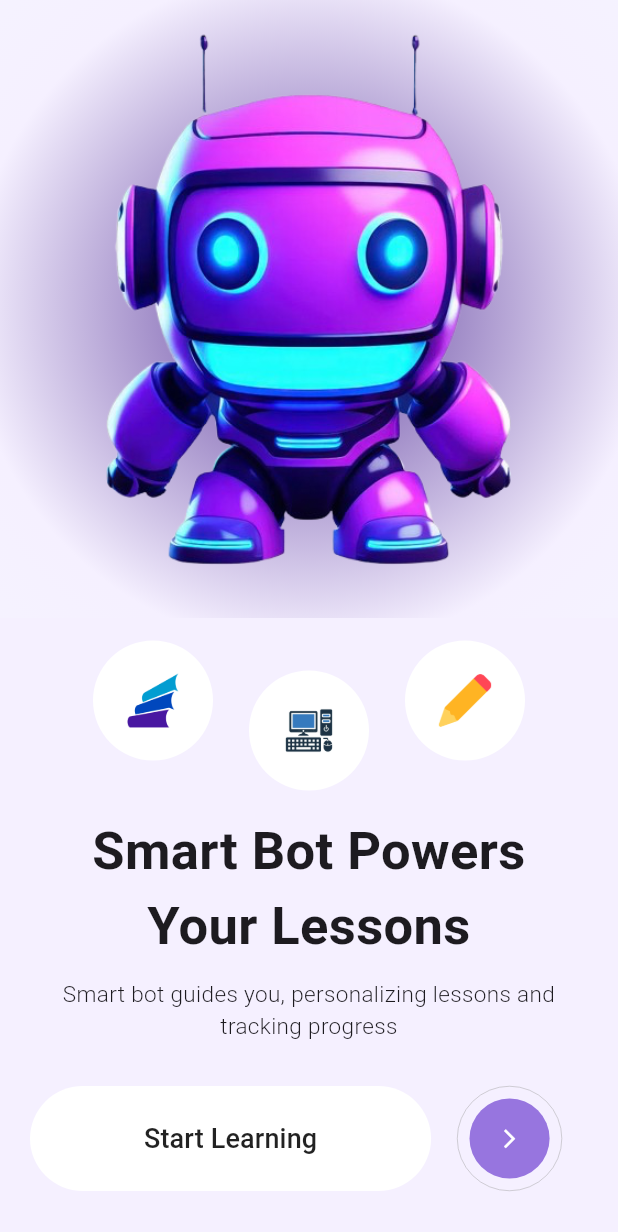
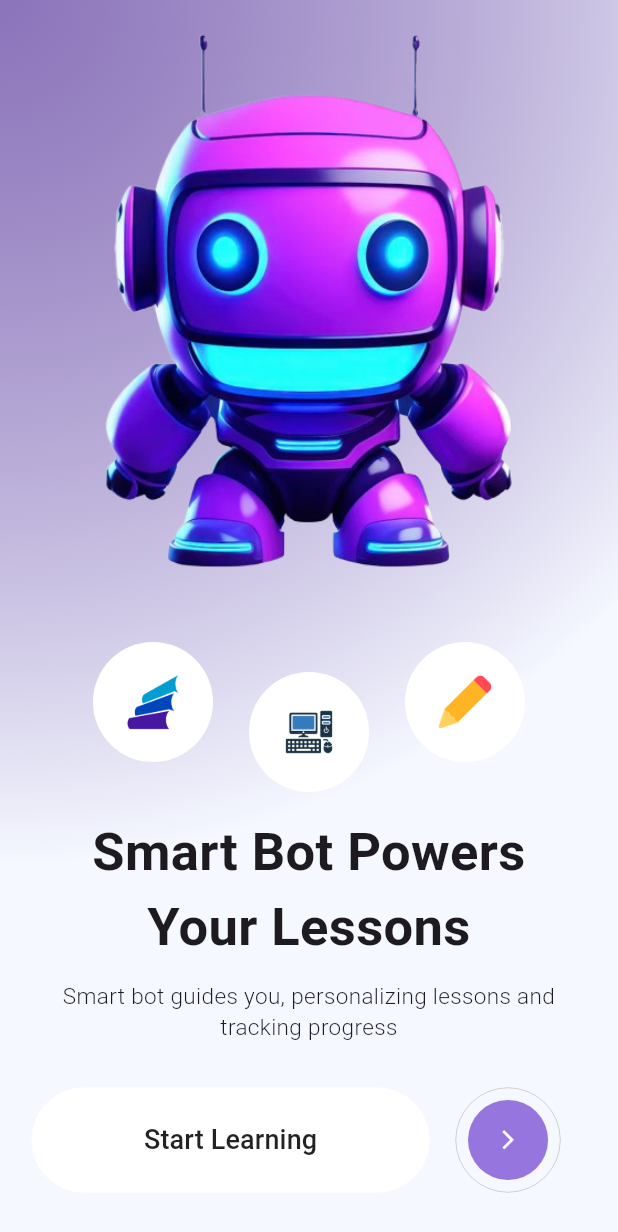
Before and after one commit to SamuelNyarko-lab/twitterdesigns, a Flutter app: the screen it shows after launch, on a phone screen of 412 x 824 dp. Shown: the top 1232 px of the screen. Run offline on Flutter 3.47's test engine with Material 3 defaults, Android fonts, the phone set to English and light mode, and no system bars.

Commit message:
Fix Background on Splash Screen

```diff
--- a/lib/screens/splashscreen.dart
+++ b/lib/screens/splashscreen.dart
@@ -7,30 +7,30 @@ class SplashScreen extends StatelessWidget {
   @override
   Widget build(BuildContext context) {
     return Scaffold(
-      body: SingleChildScrollView(
-        child: Column(
-          children: [
-            Container(
-              height: deviceHeight(context) / 2,
+      body: Container(
+        height: deviceHeight(context),
         width: deviceWidth(context),
         decoration: BoxDecoration(
           border: Border.all(style: BorderStyle.none),
           gradient: RadialGradient(
-                  radius: 1.1,
-                  tileMode: TileMode.mirror,
+            center: Alignment.topLeft,
+            radius: 1.4,
             colors: [
-                    Color.fromRGBO(95, 63, 157, 1),
-                    Color.fromRGBO(245, 240, 255, 1),
+              Color.fromRGBO(95, 63, 157, 0.7),
               Color.fromRGBO(245, 248, 255, 1),
-                    // Colors.blue,
-                    //  Colors.red,
             ],
           ),
         ),
+        child: Stack(
+          children: [
+            SingleChildScrollView(
+              child: Column(
+                children: [
+                  SizedBox(
+                    height: deviceHeight(context) / 2,
+                    width: deviceWidth(context),
                     child: Image(
                       image: AssetImage('assets/images/home.png'),
-                height: 100,
-                width: 100,
                       fit: BoxFit.contain,
                     ),
                   ),
@@ -54,12 +54,16 @@ class SplashScreen extends StatelessWidget {
                           Column(
                             children: [
                               Spacer(),
-                        CircleImage(imagePath: 'assets/images/computer.jpg'),
+                              CircleImage(
+                                imagePath: 'assets/images/computer.jpg',
+                              ),
                             ],
                           ),
                           Column(
                             children: [
-                        CircleImage(imagePath: 'assets/images/pencil.png'),
+                              CircleImage(
+                                imagePath: 'assets/images/pencil.png',
+                              ),
                               Spacer(),
                             ],
                           ),
@@ -77,13 +81,19 @@ class SplashScreen extends StatelessWidget {
                         Text(
                           'Smart Bot Powers \nYour Lessons',
                           textAlign: TextAlign.center,
-                    style: TextStyle(fontWeight: FontWeight.bold, fontSize: 35),
+                          style: TextStyle(
+                            fontWeight: FontWeight.bold,
+                            fontSize: 35,
+                          ),
                         ),
                         verticalSpace(10),
                         Text(
                           'Smart bot guides you, personalizing lessons and tracking progress',
                           textAlign: TextAlign.center,
-                    style: TextStyle(fontWeight: FontWeight.w300, fontSize: 15),
+                          style: TextStyle(
+                            fontWeight: FontWeight.w300,
+                            fontSize: 15,
+                          ),
                         ),
                       ],
                     ),
@@ -138,6 +148,9 @@ class SplashScreen extends StatelessWidget {
                 ],
               ),
             ),
+          ],
+        ),
+      ),
     );
   }
 }
```
Lines whose indentation alone changed are shown as unchanged.
